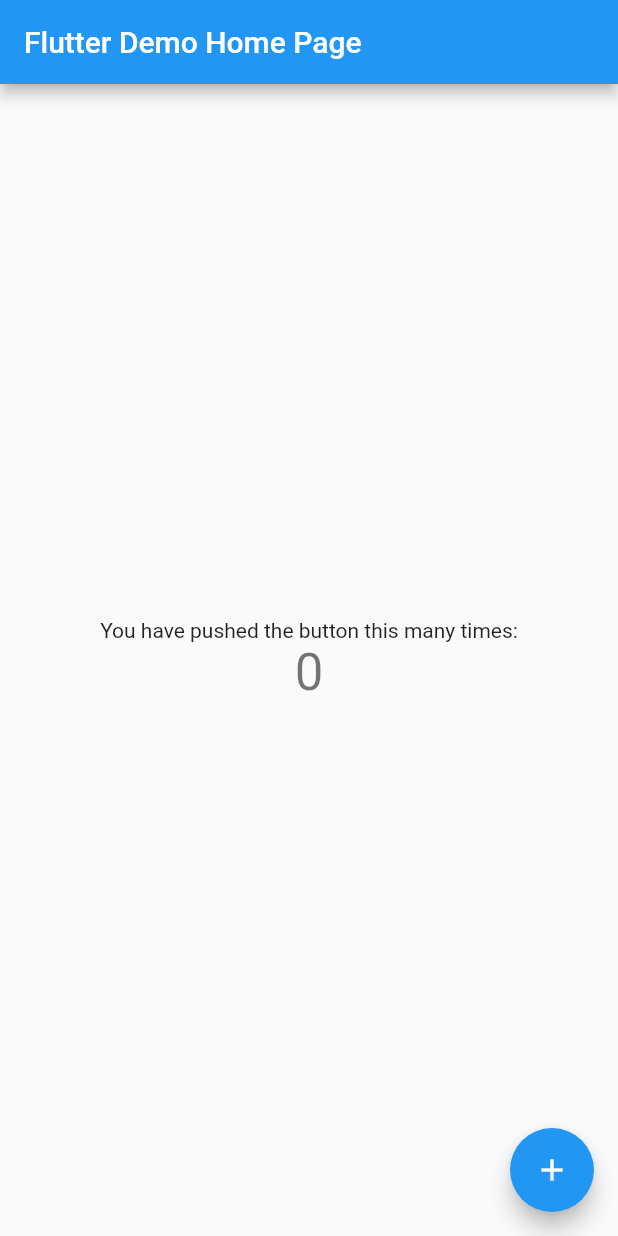
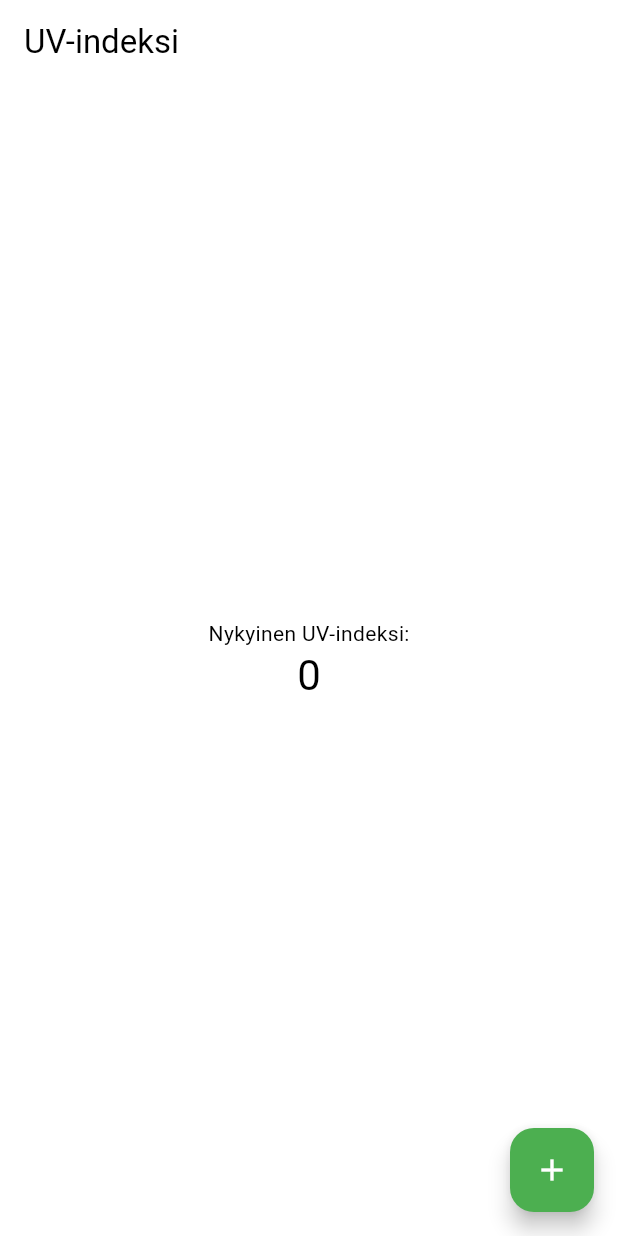
Before and after one commit to areee/uv_indeksi, a Flutter app: the screen it shows after launch, on a phone screen of 412 x 824 dp. Run offline on Flutter 3.47's test engine with Material 2 defaults, Android fonts, the phone set to English and light mode, and no system bars.

Commit message:
Clean main.dart & start making changes

```diff
--- a/lib/main.dart
+++ b/lib/main.dart
@@ -7,39 +7,28 @@ void main() {
 class MyApp extends StatelessWidget {
   const MyApp({super.key});
 
-  // This widget is the root of your application.
   @override
   Widget build(BuildContext context) {
+    const appTitle = 'UV-indeksi';
+
     return MaterialApp(
-      title: 'Flutter Demo',
+      debugShowCheckedModeBanner: false,
+      title: appTitle,
       theme: ThemeData(
-        // This is the theme of your application.
-        //
-        // Try running your application with "flutter run". You'll see the
-        // application has a blue toolbar. Then, without quitting the app, try
-        // changing the primarySwatch below to Colors.green and then invoke
-        // "hot reload" (press "r" in the console where you ran "flutter run",
-        // or simply save your changes to "hot reload" in a Flutter IDE).
-        // Notice that the counter didn't reset back to zero; the application
-        // is not restarted.
-        primarySwatch: Colors.blue,
+        useMaterial3: true,
+        colorScheme: const ColorScheme.light(primary: Colors.green),
       ),
-      home: const MyHomePage(title: 'Flutter Demo Home Page'),
+      darkTheme: ThemeData(
+        useMaterial3: true,
+        colorScheme: const ColorScheme.dark(primary: Colors.green),
+      ),
+      home: const MyHomePage(title: appTitle),
     );
   }
 }
 
 class MyHomePage extends StatefulWidget {
   const MyHomePage({super.key, required this.title});
-
-  // This widget is the home page of your application. It is stateful, meaning
-  // that it has a State object (defined below) that contains fields that affect
-  // how it looks.
-
-  // This class is the configuration for the state. It holds the values (in this
-  // case the title) provided by the parent (in this case the App widget) and
-  // used by the build method of the State. Fields in a Widget subclass are
-  // always marked "final".
 
   final String title;
 
@@ -49,54 +38,27 @@ class MyHomePage extends StatefulWidget {
 
 class _MyHomePageState extends State<MyHomePage> {
   int _counter = 0;
+  String uvTime = '';
+  double uvValue = -1;
 
   void _incrementCounter() {
     setState(() {
-      // This call to setState tells the Flutter framework that something has
-      // changed in this State, which causes it to rerun the build method below
-      // so that the display can reflect the updated values. If we changed
-      // _counter without calling setState(), then the build method would not be
-      // called again, and so nothing would appear to happen.
       _counter++;
     });
   }
 
   @override
   Widget build(BuildContext context) {
-    // This method is rerun every time setState is called, for instance as done
-    // by the _incrementCounter method above.
-    //
-    // The Flutter framework has been optimized to make rerunning build methods
-    // fast, so that you can just rebuild anything that needs updating rather
-    // than having to individually change instances of widgets.
     return Scaffold(
       appBar: AppBar(
-        // Here we take the value from the MyHomePage object that was created by
-        // the App.build method, and use it to set our appbar title.
         title: Text(widget.title),
       ),
       body: Center(
-        // Center is a layout widget. It takes a single child and positions it
-        // in the middle of the parent.
         child: Column(
-          // Column is also a layout widget. It takes a list of children and
-          // arranges them vertically. By default, it sizes itself to fit its
-          // children horizontally, and tries to be as tall as its parent.
-          //
-          // Invoke "debug painting" (press "p" in the console, choose the
-          // "Toggle Debug Paint" action from the Flutter Inspector in Android
-          // Studio, or the "Toggle Debug Paint" command in Visual Studio Code)
-          // to see the wireframe for each widget.
-          //
-          // Column has various properties to control how it sizes itself and
-          // how it positions its children. Here we use mainAxisAlignment to
-          // center the children vertically; the main axis here is the vertical
-          // axis because Columns are vertical (the cross axis would be
-          // horizontal).
           mainAxisAlignment: MainAxisAlignment.center,
           children: <Widget>[
             const Text(
-              'You have pushed the button this many times:',
+              'Nykyinen UV-indeksi:',
             ),
             Text(
               '$_counter',
@@ -109,7 +71,7 @@ class _MyHomePageState extends State<MyHomePage> {
         onPressed: _incrementCounter,
         tooltip: 'Increment',
         child: const Icon(Icons.add),
-      ), // This trailing comma makes auto-formatting nicer for build methods.
+      ),
     );
   }
 }
```
